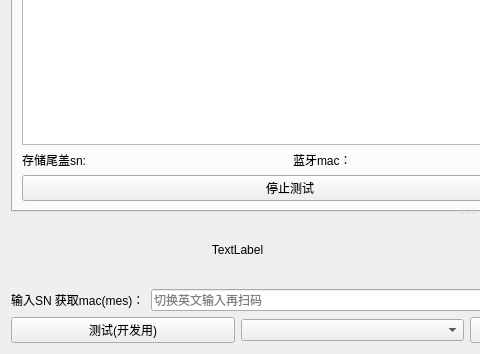
Above: work_station/camera/cameratest.ui from yuhuang163/test before the change; both pictures show x 0 to 480 and y 361 to 715 of the 934 by 715 pixel window. Below: the same form after it.
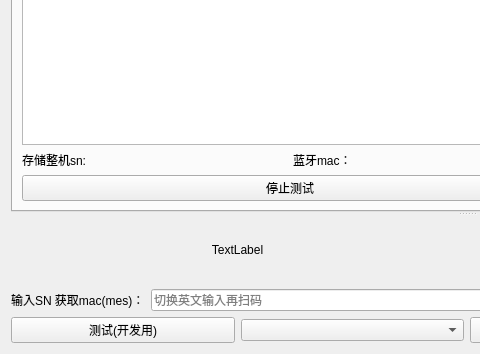
That is the form after the change. The open tabs and pages were chosen to show the change.

Commit message: 统一命名尾盖sn为整机sn，新增对新的fct协议的信号适配

Patch:
```diff
--- a/work_station/camera/cameratest.ui
+++ b/work_station/camera/cameratest.ui
@@ -66,7 +66,7 @@
            <item>
             <widget class="QLabel" name="tail_sn">
              <property name="text">
-              <string>存储尾盖sn:</string>
+              <string>存储整机sn:</string>
              </property>
             </widget>
            </item>
```
Left out of the diff: 2 changed lines with no effect on the pictures. The commit also changes 34 other files.
